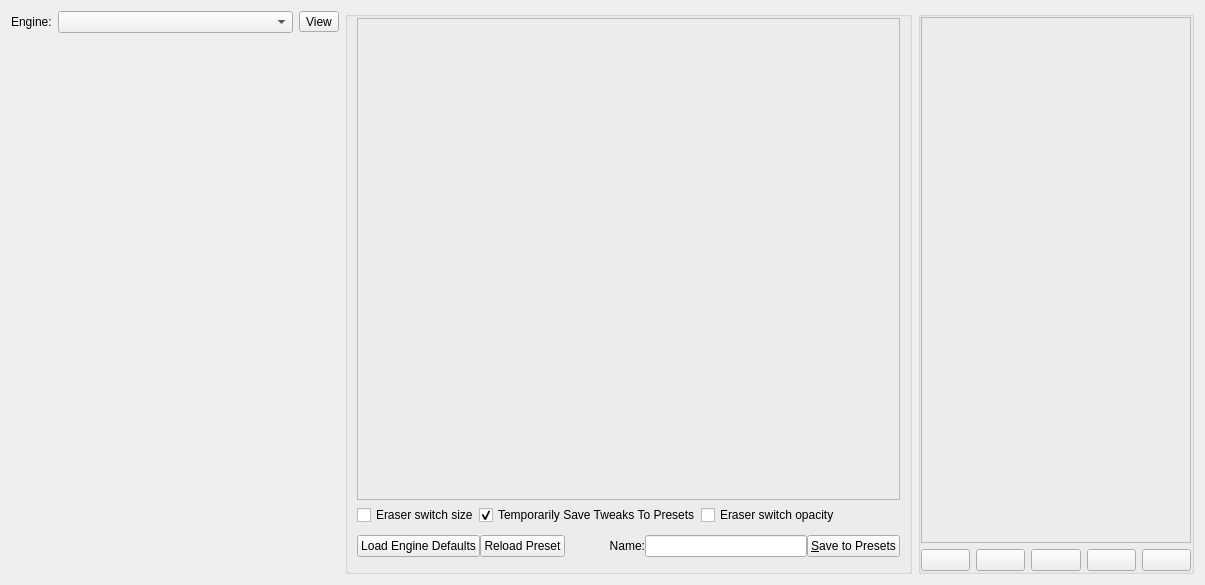
The window that libs/ui/forms/wdgpaintopsettings.ui (KDE/krita) describes before a commit, drawn with Qt 5.
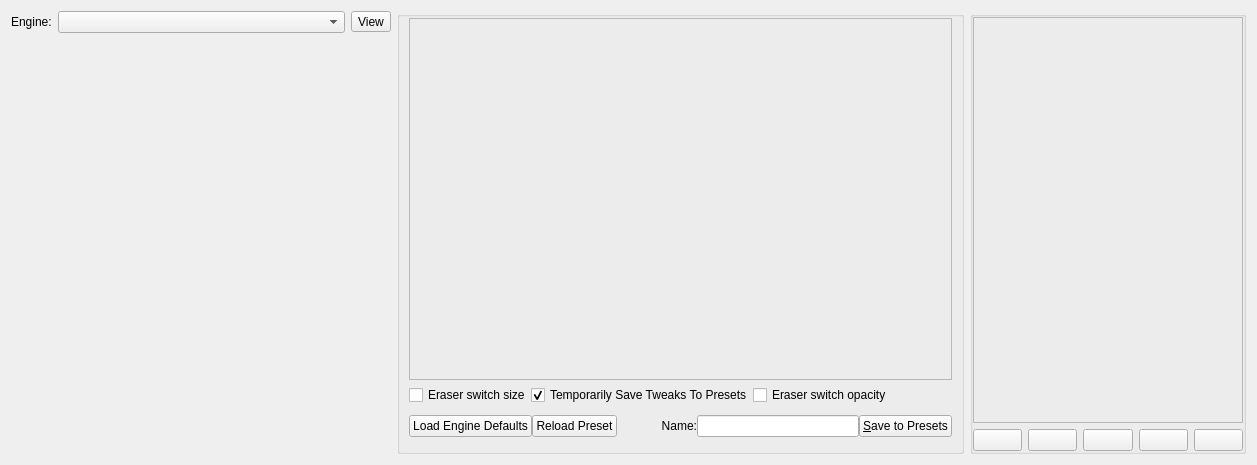
The same window after the commit. Custom widgets are drawn as their Qt base class.

```diff
--- a/libs/ui/forms/wdgpaintopsettings.ui
+++ b/libs/ui/forms/wdgpaintopsettings.ui
@@ -6,8 +6,8 @@
    <rect>
     <x>0</x>
     <y>0</y>
-    <width>1205</width>
-    <height>585</height>
+    <width>1257</width>
+    <height>465</height>
    </rect>
   </property>
   <property name="windowTitle">
@@ -169,7 +169,7 @@
       <item>
        <widget class="QFrame" name="frmOptionWidgetContainer">
         <property name="sizePolicy">
-         <sizepolicy hsizetype="Minimum" vsizetype="Expanding">
+         <sizepolicy hsizetype="Preferred" vsizetype="Preferred">
           <horstretch>0</horstretch>
           <verstretch>4</verstretch>
          </sizepolicy>
```
